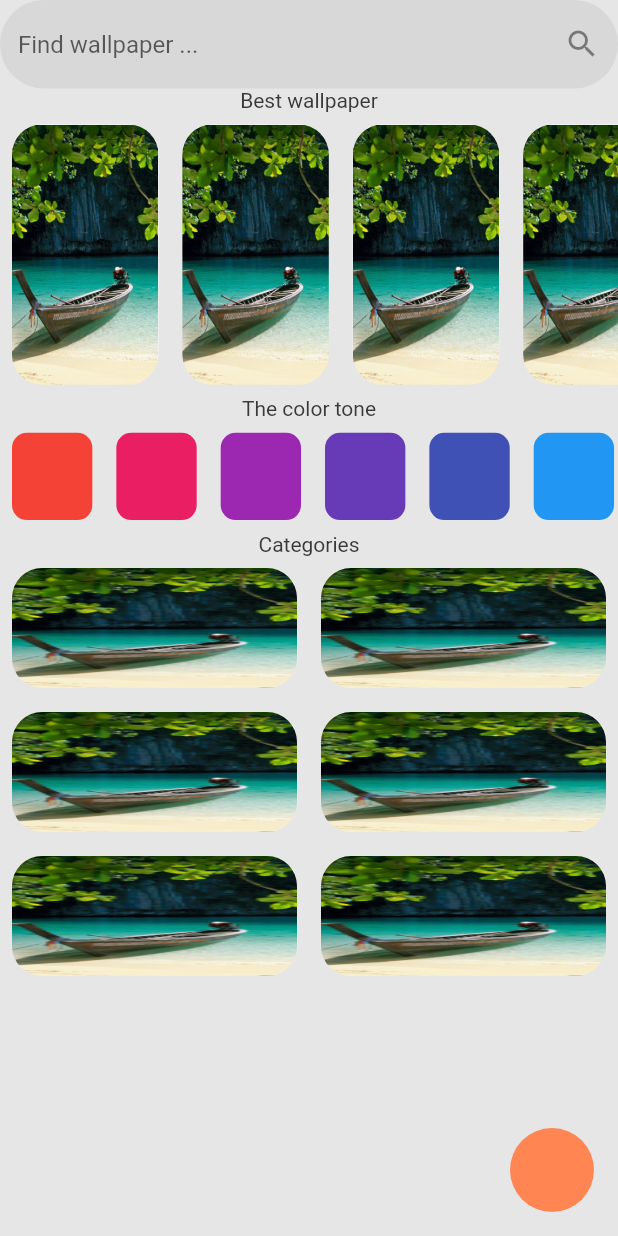
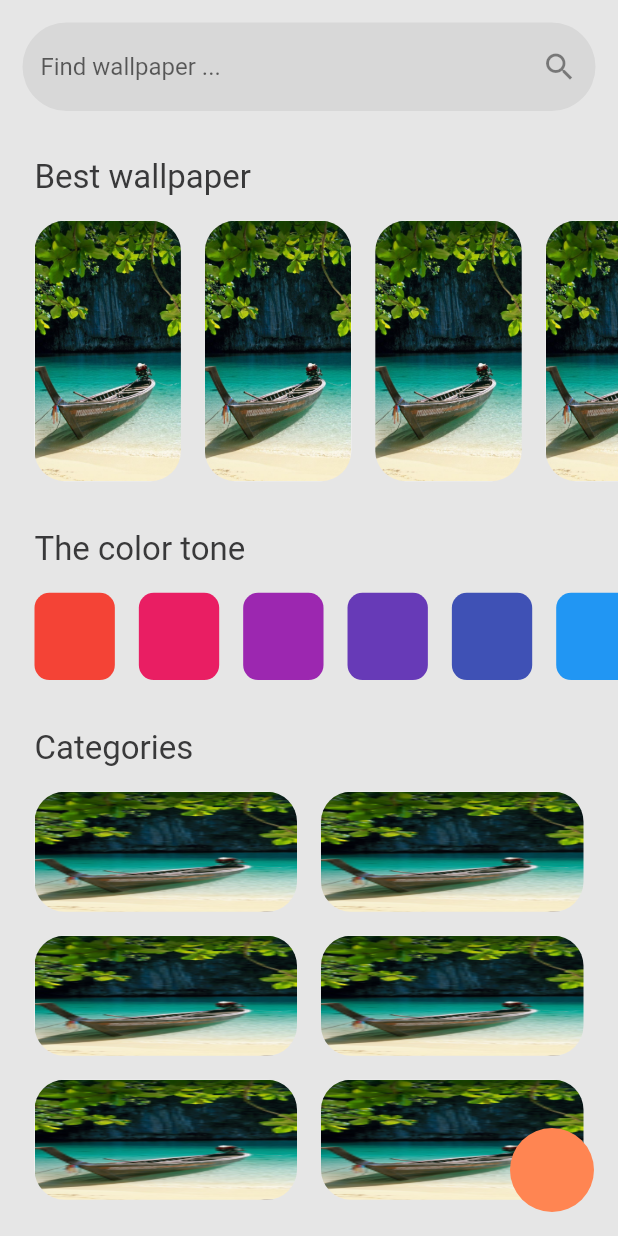
Before and after one commit to mahmoud-eslami/fake_wallpaper, a Flutter app: the screen it shows after launch, on a phone screen of 412 x 824 dp. Run offline on Flutter 3.47's test engine with Material 2 defaults, Android fonts, the phone set to English and light mode, and no system bars; our stand-ins replace get, google_fonts; Roboto replaces fonts that are missing (Alatsi).

Commit message:
home screen ui completed

```diff
--- a/lib/resource/app_themes/app_themes.dart
+++ b/lib/resource/app_themes/app_themes.dart
@@ -1,12 +1,15 @@
 import 'package:flutter/material.dart';
 import 'package:flutter_wallpaper/resource/app_colors/app_colors.dart';
+import 'package:google_fonts/google_fonts.dart';
 
 class AppThemes {
   static final light = ThemeData.light().copyWith(
     primaryColor: AppColors.lightThemePrimaryColor,
     scaffoldBackgroundColor: AppColors.lightThemeBackgroundColor,
     accentColor: AppColors.lightThemePrimaryColor,
-    textTheme: _textTheme(lightThemeTextStyle),
+    textTheme: GoogleFonts.alatsiTextTheme(
+      _textTheme(lightThemeTextStyle),
+    ),
     inputDecorationTheme: InputDecorationTheme(
       border: OutlineInputBorder(
         borderSide: BorderSide.none,
@@ -19,7 +22,9 @@ class AppThemes {
     primaryColor: AppColors.darkThemePrimaryColor,
     scaffoldBackgroundColor: AppColors.darkThemeBackgroundColor,
     accentColor: AppColors.darkThemePrimaryColor,
-    textTheme: _textTheme(darkThemeTextStyle),
+    textTheme: GoogleFonts.alatsiTextTheme(
+      _textTheme(darkThemeTextStyle),
+    ),
     inputDecorationTheme: InputDecorationTheme(
       border: OutlineInputBorder(
         borderSide: BorderSide.none,
--- a/lib/views/home_screen/home_screen.dart
+++ b/lib/views/home_screen/home_screen.dart
@@ -14,14 +14,37 @@ class HomeScreen extends StatelessWidget {
           Get.changeTheme(Get.isDarkMode ? AppThemes.light : AppThemes.dark);
         },
       ),
-      body: SafeArea(
-        child: Column(
-          children: [
-            SearchBar(),
-            BestWallpaperWidget(),
-            ColorToneWidget(),
-            CategoryWidget(),
-          ],
+      body: SingleChildScrollView(
+        child: SafeArea(
+          child: Column(
+            children: [
+              Padding(
+                padding: const EdgeInsets.all(15.0),
+                child: SearchBar(),
+              ),
+              SizedBox(
+                height: SizeConfig.heightMultiplier * 1,
+              ),
+              Padding(
+                padding: const EdgeInsets.only(left: 15.0),
+                child: BestWallpaperWidget(),
+              ),
+              SizedBox(
+                height: SizeConfig.heightMultiplier * 2,
+              ),
+              Padding(
+                padding: const EdgeInsets.only(left: 15.0),
+                child: ColorToneWidget(),
+              ),
+              SizedBox(
+                height: SizeConfig.heightMultiplier * 2,
+              ),
+              Padding(
+                padding: const EdgeInsets.only(left: 15.0, right: 15.0),
+                child: CategoryWidget(),
+              ),
+            ],
+          ),
         ),
       ),
     );
@@ -68,9 +91,16 @@ class BestWallpaperWidget extends StatelessWidget {
   @override
   Widget build(BuildContext context) {
     return Column(
+      crossAxisAlignment: CrossAxisAlignment.start,
       children: [
-        Text(
-          AppStrings.bestWallpaper,
+        Padding(
+          padding: const EdgeInsets.all(8.0),
+          child: Text(
+            AppStrings.bestWallpaper,
+            style: TextStyle(
+              fontSize: 22,
+            ),
+          ),
         ),
         SizedBox(
           height: SizeConfig.heightMultiplier * 23,
@@ -104,8 +134,17 @@ class ColorToneWidget extends StatelessWidget {
   @override
   Widget build(BuildContext context) {
     return Column(
+      crossAxisAlignment: CrossAxisAlignment.start,
       children: [
-        Text(AppStrings.colorTone),
+        Padding(
+          padding: const EdgeInsets.all(8.0),
+          child: Text(
+            AppStrings.colorTone,
+            style: TextStyle(
+              fontSize: 22,
+            ),
+          ),
+        ),
         SizedBox(
           height: SizeConfig.heightMultiplier * 9,
           child: ListView.builder(
@@ -134,9 +173,16 @@ class CategoryWidget extends StatelessWidget {
   @override
   Widget build(BuildContext context) {
     return Column(
+      crossAxisAlignment: CrossAxisAlignment.start,
       children: [
-        Text(
-          AppStrings.categories,
+        Padding(
+          padding: const EdgeInsets.all(8.0),
+          child: Text(
+            AppStrings.categories,
+            style: TextStyle(
+              fontSize: 22,
+            ),
+          ),
         ),
         Wrap(
           children: [
--- a/pubspec.yaml
+++ b/pubspec.yaml
@@ -12,7 +12,6 @@ dependencies:
     sdk: flutter
 
   cupertino_icons: ^1.0.0
-#  flutter_bloc: ^6.1.2
   equatable: ^1.2.6
   dio: ^3.0.10
   get_it: ^5.0.6
```
